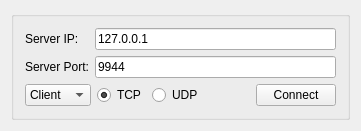
Above: src/PacketSender/ConnectionWidget.ui from BatikanHyt/PacketSender before the change. Below: the same form after it.
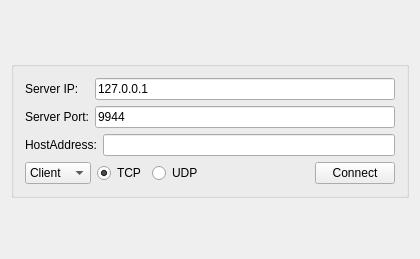
That is the form after the change.

The edit to the form file:
```diff
--- a/src/PacketSender/ConnectionWidget.ui
+++ b/src/PacketSender/ConnectionWidget.ui
@@ -6,8 +6,8 @@
    <rect>
     <x>0</x>
     <y>0</y>
-    <width>361</width>
-    <height>121</height>
+    <width>420</width>
+    <height>259</height>
    </rect>
   </property>
   <property name="sizePolicy">
@@ -82,6 +82,32 @@
           </item>
          </layout>
         </item>
+        <item>
+         <layout class="QHBoxLayout" name="horizontalLayout_4">
+          <item>
+           <widget class="QLabel" name="lHost">
+            <property name="minimumSize">
+             <size>
+              <width>0</width>
+              <height>0</height>
+             </size>
+            </property>
+            <property name="maximumSize">
+             <size>
+              <width>80</width>
+              <height>20</height>
+             </size>
+            </property>
+            <property name="text">
+             <string>HostAddress:</string>
+            </property>
+           </widget>
+          </item>
+          <item>
+           <widget class="QLineEdit" name="leHost"/>
+          </item>
+         </layout>
+        </item>
         <item>
          <layout class="QHBoxLayout" name="horizontalLayout">
           <item>
```
